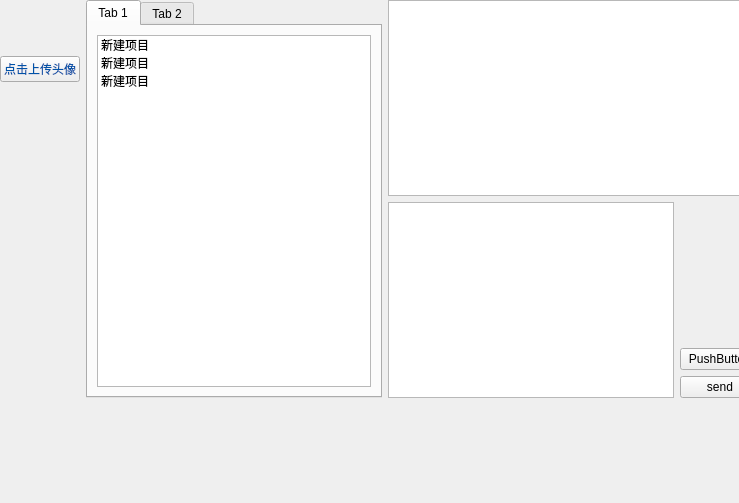
Old version of the form client/ui/chatroom.ui in the repository TT2TER/Echoplex.
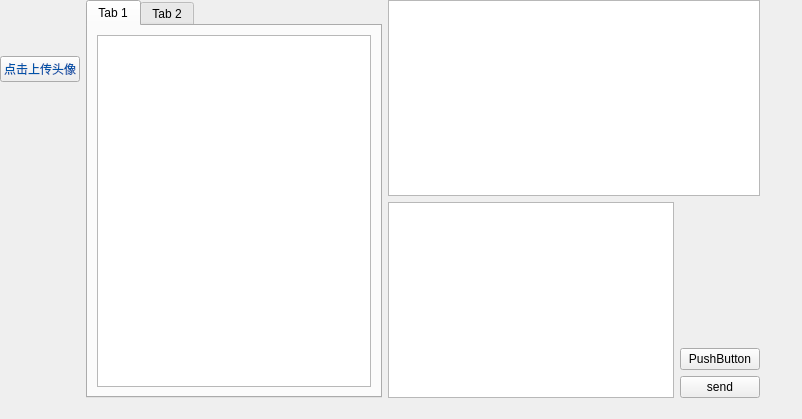
New version of the form. The open tabs and pages were chosen to show the change. Custom widgets are drawn as their Qt base class.

The edit to the form file:
```diff
--- a/client/ui/chatroom.ui
+++ b/client/ui/chatroom.ui
@@ -6,8 +6,8 @@
    <rect>
     <x>0</x>
     <y>0</y>
-    <width>739</width>
-    <height>503</height>
+    <width>802</width>
+    <height>419</height>
    </rect>
   </property>
   <property name="windowTitle">
@@ -244,21 +244,6 @@
               <verstretch>0</verstretch>
              </sizepolicy>
             </property>
-            <item>
-             <property name="text">
-              <string>新建项目</string>
-             </property>
-            </item>
-            <item>
-             <property name="text">
-              <string>新建项目</string>
-             </property>
-            </item>
-            <item>
-             <property name="text">
-              <string>新建项目</string>
-             </property>
-            </item>
            </widget>
           </item>
          </layout>
```
Left out of the diff: 4 changed lines with no effect on the pictures.
